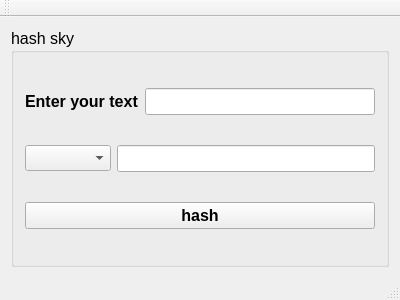
The window that hash-sky/mainwindow.ui (i-am-vance/hash-sky) describes before a commit, drawn with Qt 5.
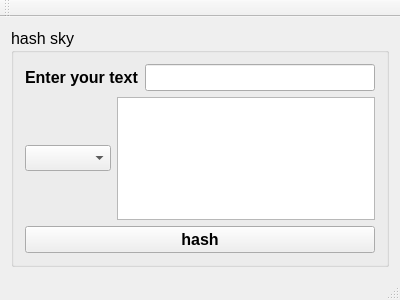
The same window after the commit.

```diff
--- a/hash-sky/mainwindow.ui
+++ b/hash-sky/mainwindow.ui
@@ -64,7 +64,7 @@
           </widget>
          </item>
          <item>
-          <widget class="QLineEdit" name="lineEdit_output"/>
+          <widget class="QTextEdit" name="textEdit_output"/>
          </item>
         </layout>
        </item>
```
Left out of the diff: 1 changed line with no effect on the pictures.
